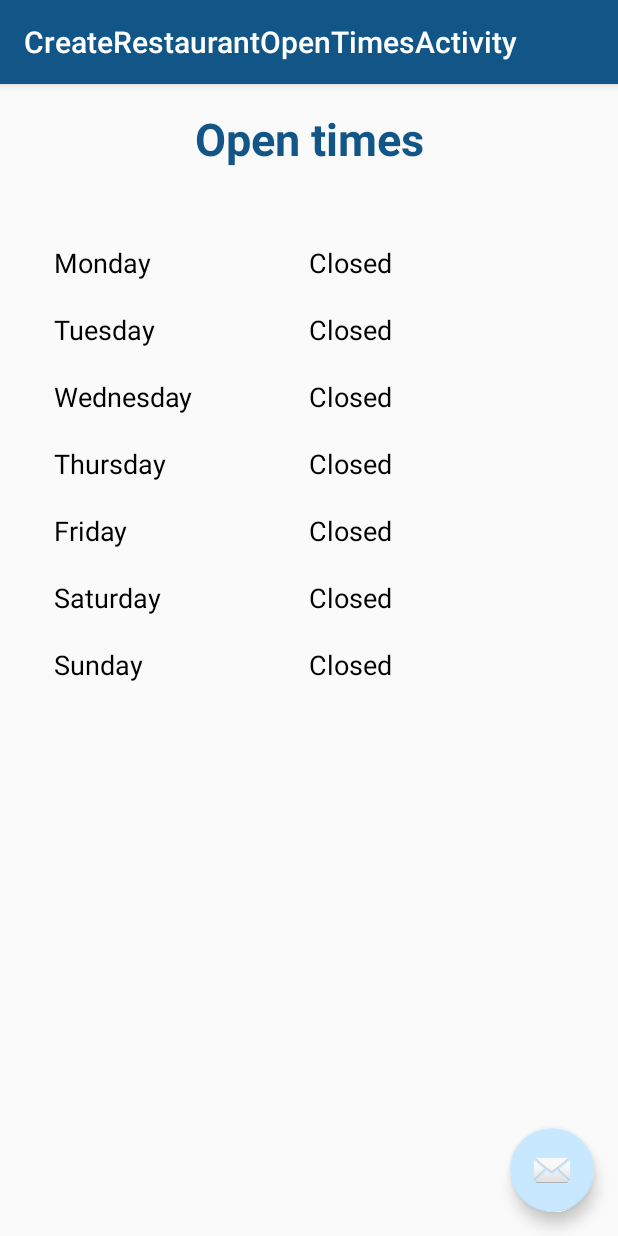
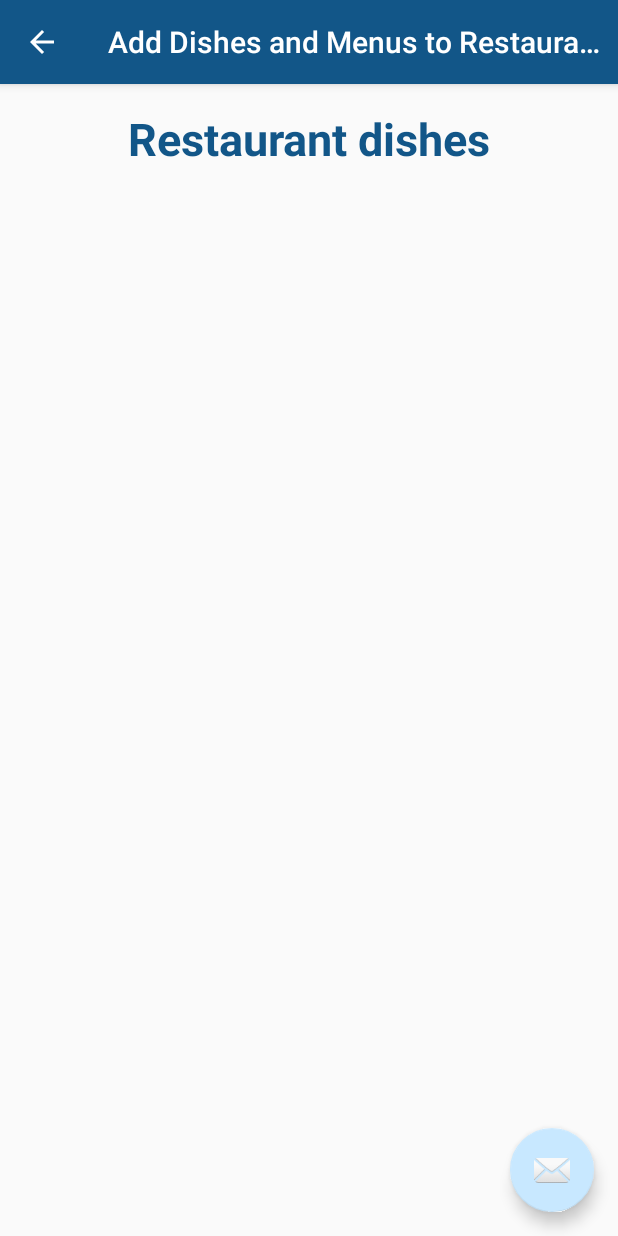
Before and after one commit to Wisebite/wisebite_android, an Android app: the CreateRestaurantOpenTimesActivity screen opened directly, with no data from a screen before it, after a tap on an icon or button, on a phone screen of 412 x 824 dp. Run offline under Robolectric (Android 15) with nearby library versions, the light colour scheme and no system bars; 2 statements that could not run were skipped.

Commit message:
start interface last activity of story

```diff
--- a/app/src/main/AndroidManifest.xml
+++ b/app/src/main/AndroidManifest.xml
@@ -16,14 +16,27 @@
             android:theme="@style/MyMaterialTheme">
             <intent-filter>
                 <action android:name="android.intent.action.MAIN" />
-
                 <category android:name="android.intent.category.LAUNCHER" />
             </intent-filter>
         </activity>
         <activity
             android:name=".activity.CreateRestaurantOpenTimesActivity"
             android:label="@string/title_activity_create_restaurant_open_times"
-            android:theme="@style/AppTheme.NoActionBar"></activity>
+            android:parentActivityName=".activity.CreateRestaurantInfoActivity"
+            android:theme="@style/AppTheme.NoActionBar">
+            <meta-data
+                android:name="android.support.PARENT_ACTIVITY"
+                android:value="dev.wisebite.wisebite.activity.CreateRestaurantInfoActivity" />
+        </activity>
+        <activity
+            android:name=".activity.CreateRestaurantDishesActivity"
+            android:label="@string/title_activity_create_restaurant_dishes"
+            android:parentActivityName=".activity.CreateRestaurantOpenTimesActivity"
+            android:theme="@style/AppTheme.NoActionBar">
+            <meta-data
+                android:name="android.support.PARENT_ACTIVITY"
+                android:value="dev.wisebite.wisebite.activity.CreateRestaurantOpenTimesActivity" />
+        </activity>
     </application>
 
 </manifest>
--- /dev/null
+++ b/app/src/main/java/dev/wisebite/wisebite/activity/CreateRestaurantDishesActivity.java
@@ -0,0 +1,41 @@
+package dev.wisebite.wisebite.activity;
+
+import android.os.Bundle;
+import android.support.design.widget.FloatingActionButton;
+import android.support.design.widget.Snackbar;
+import android.support.v7.app.AppCompatActivity;
+import android.support.v7.widget.Toolbar;
+import android.view.View;
+
+import dev.wisebite.wisebite.R;
+import dev.wisebite.wisebite.domain.Restaurant;
+
+public class CreateRestaurantDishesActivity extends AppCompatActivity {
+
+    public static final String RESTAURANT = "INTENT_RESTAURANT";
+
+    private Restaurant restaurant;
+
+    @Override
+    protected void onCreate(Bundle savedInstanceState) {
+        super.onCreate(savedInstanceState);
+        setContentView(R.layout.activity_create_restaurant_dishes);
+        Toolbar toolbar = (Toolbar) findViewById(R.id.toolbar);
+        setSupportActionBar(toolbar);
+        if (getSupportActionBar() != null) getSupportActionBar().setDisplayHomeAsUpEnabled(true);
+
+        if (getIntent().getSerializableExtra(RESTAURANT) != null) {
+            this.restaurant = (Restaurant) getIntent().getSerializableExtra(RESTAURANT);
+        }
+
+        FloatingActionButton fab = (FloatingActionButton) findViewById(R.id.fab);
+        fab.setOnClickListener(new View.OnClickListener() {
+            @Override
+            public void onClick(View view) {
+                Snackbar.make(view, "Replace with your own action", Snackbar.LENGTH_LONG)
+                        .setAction("Action", null).show();
+            }
+        });
+    }
+
+}
--- a/app/src/main/java/dev/wisebite/wisebite/activity/CreateRestaurantInfoActivity.java
+++ b/app/src/main/java/dev/wisebite/wisebite/activity/CreateRestaurantInfoActivity.java
@@ -33,6 +33,7 @@ public class CreateRestaurantInfoActivity extends AppCompatActivity {
         setContentView(R.layout.activity_create_restaurant_info);
         Toolbar toolbar = (Toolbar) findViewById(R.id.toolbar);
         setSupportActionBar(toolbar);
+        if (getSupportActionBar() != null) getSupportActionBar().setDisplayHomeAsUpEnabled(true);
 
         ServiceFactory.getRestaurantService(CreateRestaurantInfoActivity.this);
 
--- a/app/src/main/java/dev/wisebite/wisebite/activity/CreateRestaurantOpenTimesActivity.java
+++ b/app/src/main/java/dev/wisebite/wisebite/activity/CreateRestaurantOpenTimesActivity.java
@@ -2,6 +2,7 @@ package dev.wisebite.wisebite.activity;
 
 import android.app.AlertDialog;
 import android.content.DialogInterface;
+import android.content.Intent;
 import android.os.Bundle;
 import android.support.design.widget.FloatingActionButton;
 import android.support.v7.app.AppCompatActivity;
@@ -38,6 +39,7 @@ public class CreateRestaurantOpenTimesActivity extends AppCompatActivity {
         setContentView(R.layout.activity_create_restaurant_open_times);
         Toolbar toolbar = (Toolbar) findViewById(R.id.toolbar);
         setSupportActionBar(toolbar);
+        if (getSupportActionBar() != null) getSupportActionBar().setDisplayHomeAsUpEnabled(true);
 
         inflater = LayoutInflater.from(CreateRestaurantOpenTimesActivity.this);
 
@@ -53,7 +55,10 @@ public class CreateRestaurantOpenTimesActivity extends AppCompatActivity {
             @Override
             public void onClick(View view) {
                 restaurantService.addOpenTimesToRestaurant(restaurant, openTimes);
-                restaurantService.save(restaurant);
+                Intent intent = new Intent(CreateRestaurantOpenTimesActivity.this, CreateRestaurantDishesActivity.class);
+                intent.putExtra(CreateRestaurantDishesActivity.RESTAURANT, restaurant);
+                startActivity(intent);
+                overridePendingTransition(android.R.anim.slide_in_left, android.R.anim.slide_out_right);
             }
         });
     }
--- /dev/null
+++ b/app/src/main/res/layout/activity_create_restaurant_dishes.xml
@@ -0,0 +1,34 @@
+<?xml version="1.0" encoding="utf-8"?>
+<android.support.design.widget.CoordinatorLayout xmlns:android="http://schemas.android.com/apk/res/android"
+    xmlns:app="http://schemas.android.com/apk/res-auto"
+    xmlns:tools="http://schemas.android.com/tools"
+    android:layout_width="match_parent"
+    android:layout_height="match_parent"
+    android:fitsSystemWindows="true"
+    tools:context="dev.wisebite.wisebite.activity.CreateRestaurantDishesActivity">
+
+    <android.support.design.widget.AppBarLayout
+        android:layout_width="match_parent"
+        android:layout_height="wrap_content"
+        android:theme="@style/AppTheme.AppBarOverlay">
+
+        <android.support.v7.widget.Toolbar
+            android:id="@+id/toolbar"
+            android:layout_width="match_parent"
+            android:layout_height="?attr/actionBarSize"
+            android:background="?attr/colorPrimary"
+            app:popupTheme="@style/AppTheme.PopupOverlay" />
+
+    </android.support.design.widget.AppBarLayout>
+
+    <include layout="@layout/content_create_restaurant_dishes" />
+
+    <android.support.design.widget.FloatingActionButton
+        android:id="@+id/fab"
+        android:layout_width="wrap_content"
+        android:layout_height="wrap_content"
+        android:layout_gravity="bottom|end"
+        android:layout_margin="@dimen/fab_margin"
+        android:src="@android:drawable/ic_dialog_email" />
+
+</android.support.design.widget.CoordinatorLayout>
--- /dev/null
+++ b/app/src/main/res/layout/content_create_restaurant_dishes.xml
@@ -0,0 +1,55 @@
+<?xml version="1.0" encoding="utf-8"?>
+<RelativeLayout xmlns:android="http://schemas.android.com/apk/res/android"
+    xmlns:app="http://schemas.android.com/apk/res-auto"
+    xmlns:tools="http://schemas.android.com/tools"
+    android:layout_width="match_parent"
+    android:layout_height="match_parent"
+    android:paddingBottom="@dimen/activity_vertical_margin"
+    android:paddingLeft="@dimen/activity_horizontal_margin"
+    android:paddingRight="@dimen/activity_horizontal_margin"
+    android:paddingTop="@dimen/activity_vertical_margin"
+    app:layout_behavior="@string/appbar_scrolling_view_behavior"
+    tools:context="dev.wisebite.wisebite.activity.CreateRestaurantDishesActivity"
+    tools:showIn="@layout/activity_create_restaurant_dishes">
+
+    <ScrollView
+        android:layout_width="match_parent"
+        android:layout_height="match_parent">
+
+        <LinearLayout
+            android:layout_width="match_parent"
+            android:layout_height="wrap_content"
+            android:orientation="vertical">
+
+            <LinearLayout
+                android:layout_width="match_parent"
+                android:layout_height="wrap_content"
+                android:orientation="horizontal"
+                android:layout_gravity="center">
+
+                <TextView
+                    android:layout_width="match_parent"
+                    android:layout_height="wrap_content"
+                    android:text="@string/title_create_restaurant_dishes"
+                    android:textColor="@color/colorPrimary"
+                    android:gravity="center"
+                    android:textSize="30sp"
+                    android:textStyle="bold"/>
+
+            </LinearLayout>
+
+            <LinearLayout
+                android:layout_width="fill_parent"
+                android:layout_height="wrap_content"
+                android:orientation="vertical"
+                android:paddingLeft="20dp"
+                android:paddingRight="20dp"
+                android:paddingTop="40dp">
+
+            </LinearLayout>
+
+        </LinearLayout>
+
+    </ScrollView>
+
+</RelativeLayout>
--- a/app/src/main/res/values/strings.xml
+++ b/app/src/main/res/values/strings.xml
@@ -14,8 +14,7 @@
     <string name="err_msg_description">Enter your restaurant\'s description</string>
     <string name="err_msg_website">Enter your restaurant\'s website</string>
     <string name="err_msg_number_of_tables">Enter the number of tables of your restaurant</string>
-    <string name="title_activity_create_restaurant_open_times">CreateRestaurantOpenTimesActivity
-    </string>
+    <string name="title_activity_create_restaurant_open_times">Add Open Times to Restaurant</string>
     <string name="title_create_restaurant_info">General information</string>
     <string name="title_create_restaurant_opentimes">Open times</string>
     <string name="monday_text">Monday</string>
@@ -30,4 +29,6 @@
     <string name="title_second_time_picker">End time</string>
     <string name="message_first_time_picker">Select a start time</string>
     <string name="message_second_time_picker">Select a end time</string>
+    <string name="title_activity_create_restaurant_dishes">Add Dishes and Menus to Restaurant</string>
+    <string name="title_create_restaurant_dishes">Restaurant dishes</string>
 </resources>
```
